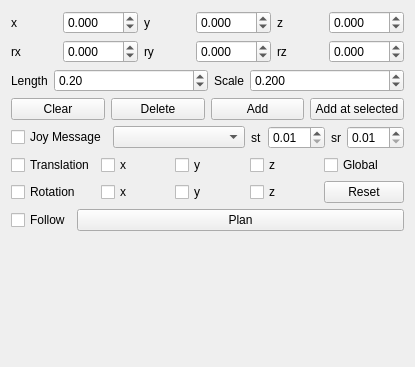
Before: the Qt Designer form rqt_interactive_probe/resource/InteractiveProbe.ui in hiveground-ros-package/hiveground_rqt, drawn with Qt 5.
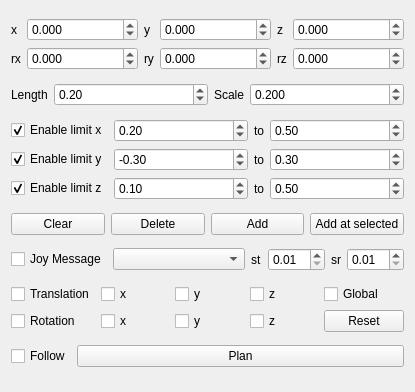
After: the same form once the commit is applied.

Commit message: add move limit

What changed in the file:
```diff
--- a/rqt_interactive_probe/resource/InteractiveProbe.ui
+++ b/rqt_interactive_probe/resource/InteractiveProbe.ui
@@ -7,7 +7,7 @@
     <x>0</x>
     <y>0</y>
     <width>415</width>
-    <height>367</height>
+    <height>392</height>
    </rect>
   </property>
   <property name="sizePolicy">
@@ -19,7 +19,7 @@
   <property name="windowTitle">
    <string>Interactive Probe</string>
   </property>
-  <layout class="QVBoxLayout" name="verticalLayout">
+  <layout class="QVBoxLayout" name="verticalLayout_2">
    <item>
     <layout class="QHBoxLayout" name="horizontalLayout_2">
      <item>
@@ -41,7 +41,7 @@
        <item row="0" column="1">
         <widget class="QDoubleSpinBox" name="x_spin_box">
          <property name="sizePolicy">
-          <sizepolicy hsizetype="Minimum" vsizetype="Fixed">
+          <sizepolicy hsizetype="Expanding" vsizetype="Fixed">
            <horstretch>0</horstretch>
            <verstretch>0</verstretch>
           </sizepolicy>
@@ -66,7 +66,7 @@
        <item row="0" column="3">
         <widget class="QDoubleSpinBox" name="y_spin_box">
          <property name="sizePolicy">
-          <sizepolicy hsizetype="Minimum" vsizetype="Fixed">
+          <sizepolicy hsizetype="Expanding" vsizetype="Fixed">
            <horstretch>0</horstretch>
            <verstretch>0</verstretch>
           </sizepolicy>
@@ -98,7 +98,7 @@
        <item row="0" column="5">
         <widget class="QDoubleSpinBox" name="z_spin_box">
          <property name="sizePolicy">
-          <sizepolicy hsizetype="Minimum" vsizetype="Fixed">
+          <sizepolicy hsizetype="Expanding" vsizetype="Fixed">
            <horstretch>0</horstretch>
            <verstretch>0</verstretch>
           </sizepolicy>
@@ -130,7 +130,7 @@
        <item row="1" column="1">
         <widget class="QDoubleSpinBox" name="rx_spin_box">
          <property name="sizePolicy">
-          <sizepolicy hsizetype="Minimum" vsizetype="Fixed">
+          <sizepolicy hsizetype="Expanding" vsizetype="Fixed">
            <horstretch>0</horstretch>
            <verstretch>0</verstretch>
           </sizepolicy>
@@ -162,7 +162,7 @@
        <item row="1" column="3">
         <widget class="QDoubleSpinBox" name="ry_spin_box">
          <property name="sizePolicy">
-          <sizepolicy hsizetype="Minimum" vsizetype="Fixed">
+          <sizepolicy hsizetype="Expanding" vsizetype="Fixed">
            <horstretch>0</horstretch>
            <verstretch>0</verstretch>
           </sizepolicy>
@@ -194,7 +194,7 @@
        <item row="1" column="5">
         <widget class="QDoubleSpinBox" name="rz_spin_box">
          <property name="sizePolicy">
-          <sizepolicy hsizetype="Minimum" vsizetype="Fixed">
+          <sizepolicy hsizetype="Expanding" vsizetype="Fixed">
            <horstretch>0</horstretch>
            <verstretch>0</verstretch>
           </sizepolicy>
@@ -288,6 +288,205 @@
      </item>
     </layout>
    </item>
+   <item>
+    <layout class="QVBoxLayout" name="verticalLayout">
+     <item>
+      <layout class="QHBoxLayout" name="horizontalLayout_6">
+       <item>
+        <widget class="QCheckBox" name="enable_limit_x_check_box">
+         <property name="text">
+          <string>Enable limit x</string>
+         </property>
+         <property name="checked">
+          <bool>true</bool>
+         </property>
+        </widget>
+       </item>
+       <item>
+        <widget class="QDoubleSpinBox" name="min_x_spin_box">
+         <property name="sizePolicy">
+          <sizepolicy hsizetype="Expanding" vsizetype="Fixed">
+           <horstretch>0</horstretch>
+           <verstretch>0</verstretch>
+          </sizepolicy>
+         </property>
+         <property name="minimum">
+          <double>-1.000000000000000</double>
+         </property>
+         <property name="maximum">
+          <double>1.000000000000000</double>
+         </property>
+         <property name="singleStep">
+          <double>0.010000000000000</double>
+         </property>
+         <property name="value">
+          <double>0.200000000000000</double>
+         </property>
+        </widget>
+       </item>
+       <item>
+        <widget class="QLabel" name="label_6">
+         <property name="text">
+          <string>to</string>
+         </property>
+        </widget>
+       </item>
+       <item>
+        <widget class="QDoubleSpinBox" name="max_x_spin_box">
+         <property name="sizePolicy">
+          <sizepolicy hsizetype="Expanding" vsizetype="Fixed">
+           <horstretch>0</horstretch>
+           <verstretch>0</verstretch>
+          </sizepolicy>
+         </property>
+         <property name="minimum">
+          <double>-1.000000000000000</double>
+         </property>
+         <property name="maximum">
+          <double>1.000000000000000</double>
+         </property>
+         <property name="singleStep">
+          <double>0.010000000000000</double>
+         </property>
+         <property name="value">
+          <double>0.500000000000000</double>
+         </property>
+        </widget>
+       </item>
+      </layout>
+     </item>
+     <item>
+      <layout class="QHBoxLayout" name="horizontalLayout_7">
+       <item>
+        <widget class="QCheckBox" name="enable_limit_y_check_box">
+         <property name="text">
+          <string>Enable limit y</string>
+         </property>
+         <property name="checked">
+          <bool>true</bool>
+         </property>
+        </widget>
+       </item>
+       <item>
+        <widget class="QDoubleSpinBox" name="min_y_spin_box">
+         <property name="sizePolicy">
+          <sizepolicy hsizetype="Expanding" vsizetype="Fixed">
+           <horstretch>0</horstretch>
+           <verstretch>0</verstretch>
+          </sizepolicy>
+         </property>
+         <property name="minimum">
+          <double>-1.000000000000000</double>
+         </property>
+         <property name="maximum">
+          <double>1.000000000000000</double>
+         </property>
+         <property name="singleStep">
+          <double>0.010000000000000</double>
+         </property>
+         <property name="value">
+          <double>-0.300000000000000</double>
+         </property>
+        </widget>
+       </item>
+       <item>
+        <widget class="QLabel" name="label_14">
+         <property name="text">
+          <string>to</string>
+         </property>
+        </widget>
+       </item>
+       <item>
+        <widget class="QDoubleSpinBox" name="max_y_spin_box">
+         <property name="sizePolicy">
+          <sizepolicy hsizetype="Expanding" vsizetype="Fixed">
+           <horstretch>0</horstretch>
+           <verstretch>0</verstretch>
+          </sizepolicy>
+         </property>
+         <property name="minimum">
+          <double>-1.000000000000000</double>
+         </property>
+         <property name="maximum">
+          <double>1.000000000000000</double>
+         </property>
+         <property name="singleStep">
+          <double>0.010000000000000</double>
+         </property>
+         <property name="value">
+          <double>0.300000000000000</double>
+         </property>
+        </widget>
+       </item>
+      </layout>
+     </item>
+     <item>
+      <layout class="QHBoxLayout" name="horizontalLayout_8">
+       <item>
+        <widget class="QCheckBox" name="enable_limit_z_check_box">
+         <property name="text">
+          <string>Enable limit z</string>
+         </property>
+         <property name="checked">
+          <bool>true</bool>
+         </property>
+        </widget>
+       </item>
+       <item>
+        <widget class="QDoubleSpinBox" name="min_z_spin_box">
+         <property name="sizePolicy">
+          <sizepolicy hsizetype="Expanding" vsizetype="Fixed">
+           <horstretch>0</horstretch>
+           <verstretch>0</verstretch>
+          </sizepolicy>
+         </property>
+         <property name="minimum">
+          <double>-1.000000000000000</double>
+         </property>
+         <property name="maximum">
+          <double>1.000000000000000</double>
+         </property>
+         <property name="singleStep">
+          <double>0.010000000000000</double>
+         </property>
+         <property name="value">
+          <double>0.100000000000000</double>
+         </property>
+        </widget>
+       </item>
+       <item>
+        <widget class="QLabel" name="label_16">
+         <property name="text">
+          <string>to</string>
+         </property>
+        </widget>
+       </item>
+       <item>
+        <widget class="QDoubleSpinBox" name="max_z_spin_box">
+         <property name="sizePolicy">
+          <sizepolicy hsizetype="Expanding" vsizetype="Fixed">
+           <horstretch>0</horstretch>
+           <verstretch>0</verstretch>
+          </sizepolicy>
+         </property>
+         <property name="minimum">
+          <double>-1.000000000000000</double>
+         </property>
+         <property name="maximum">
+          <double>1.000000000000000</double>
+         </property>
+         <property name="singleStep">
+          <double>0.010000000000000</double>
+         </property>
+         <property name="value">
+          <double>0.500000000000000</double>
+         </property>
+        </widget>
+       </item>
+      </layout>
+     </item>
+    </layout>
+   </item>
    <item>
     <layout class="QHBoxLayout" name="horizontalLayout_3">
      <item>
@@ -467,19 +666,6 @@
      </item>
     </layout>
    </item>
-   <item>
-    <spacer name="verticalSpacer">
-     <property name="orientation">
-      <enum>Qt::Vertical</enum>
-     </property>
-     <property name="sizeHint" stdset="0">
-      <size>
-       <width>20</width>
-       <height>108</height>
-      </size>
-     </property>
-    </spacer>
-   </item>
   </layout>
   <zorder></zorder>
   <zorder>verticalSpacer</zorder>
```
Left out of the diff: 9 changed lines with no effect on the pictures. The commit also changes 2 other files.
